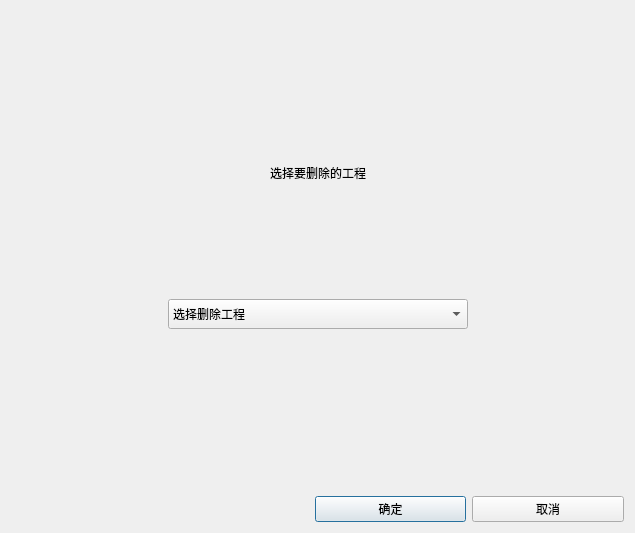
orange-water1998/yolov5-7.0-pyqt5, file delete_data_Window.ui: the form before one commit.
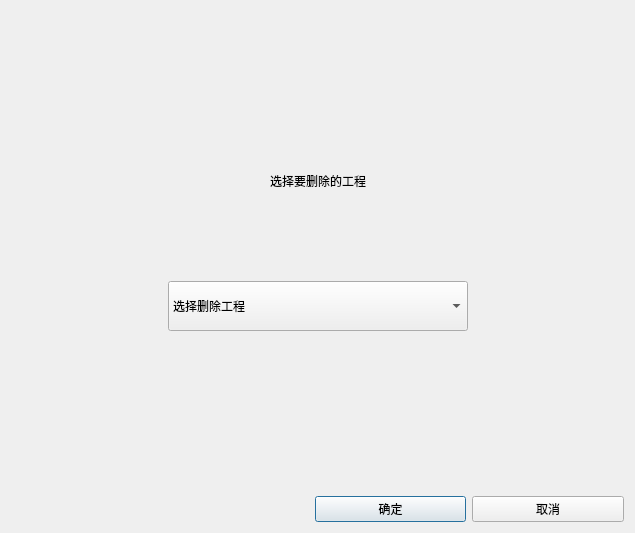
The form after the commit.

Diff of the .ui file:
```diff
--- a/delete_data_Window.ui
+++ b/delete_data_Window.ui
@@ -13,7 +13,7 @@
   <property name="windowTitle">
    <string>delete_data_Window</string>
   </property>
-  <layout class="QVBoxLayout" name="verticalLayout" stretch="2,4,1,2,4,2">
+  <layout class="QVBoxLayout" name="verticalLayout" stretch="2,4,2,4,2">
    <item>
     <spacer name="verticalSpacer_3">
      <property name="orientation">
@@ -67,19 +67,6 @@
      </item>
     </layout>
    </item>
-   <item>
-    <spacer name="verticalSpacer_2">
-     <property name="orientation">
-      <enum>Qt::Vertical</enum>
-     </property>
-     <property name="sizeHint" stdset="0">
-      <size>
-       <width>20</width>
-       <height>29</height>
-      </size>
-     </property>
-    </spacer>
-   </item>
    <item>
     <layout class="QHBoxLayout" name="horizontalLayout">
      <item>
@@ -100,7 +87,7 @@
        <property name="minimumSize">
         <size>
          <width>300</width>
-         <height>30</height>
+         <height>50</height>
         </size>
        </property>
        <property name="maximumSize">
@@ -109,6 +96,9 @@
          <height>30</height>
         </size>
        </property>
+       <property name="styleSheet">
+        <string notr="true">font: 14pt &quot;新宋体&quot;;</string>
+       </property>
        <item>
         <property name="text">
          <string>选择删除工程</string>
```
